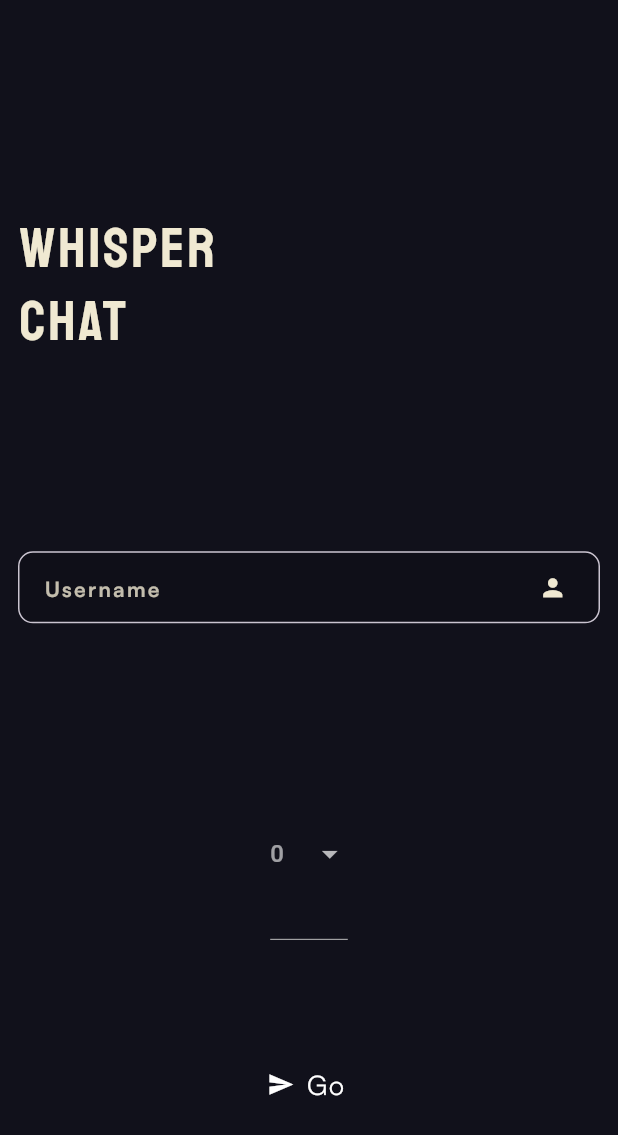
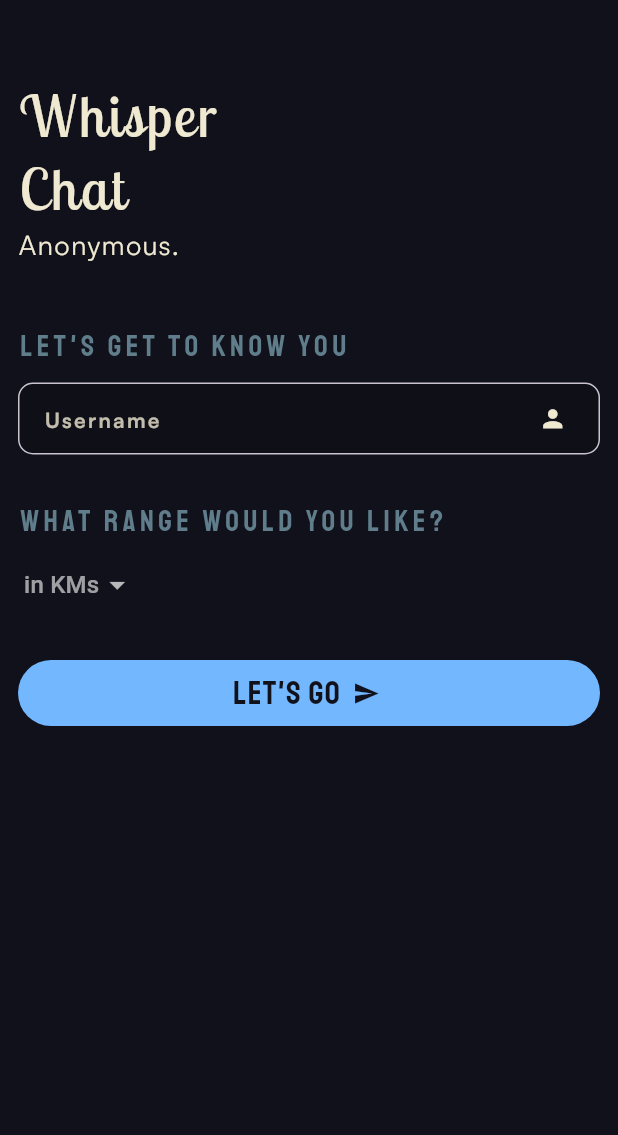
Before and after one commit to schmeekygeek/whisper-chat, a Flutter app: the Takeoff screen opened directly, on a phone screen of 412 x 824 dp. Shown: the top 1135 px of the screen. Run offline on Flutter 3.47's test engine with Material 3 defaults, Android fonts, the phone set to English and light mode, and no system bars; drawn by our look-alikes of animated_text_kit; our stand-ins replace geolocator; network calls fail.

Commit message:
major ui overhaul

```diff
--- a/lib/pages/takeoff.dart
+++ b/lib/pages/takeoff.dart
@@ -1,6 +1,6 @@
+import 'package:animated_text_kit/animated_text_kit.dart';
 import 'package:flutter/material.dart';
 import 'package:geolocator/geolocator.dart';
-import 'package:provider/provider.dart';
 import 'package:whisper_chat/providers/theme_model.dart';
 
 import '../shared/dialogs.dart';
@@ -17,7 +17,7 @@ class Takeoff extends StatefulWidget {
 
 class _TakeoffState extends State<Takeoff> {
 
-  late String _username;
+  String _username = '';
   int _range = 0;
 
   @override
@@ -25,21 +25,59 @@ class _TakeoffState extends State<Takeoff> {
     return Scaffold(
       body: Padding(
         padding: const EdgeInsets.all(12),
-        child: Column(
+        child: ListView(
           children: [
-            Expanded(
-              flex: 4,
-              child: Align(
+            const SizedBox(
+              height: 40,
+            ),
+            Align(
               alignment: Alignment.centerLeft,
               child: Text(
-                  'WHISPER\nCHAT',
-                  style: Theme.of(context).textTheme.headlineMedium,
+                'Whisper\nChat',
+                style: Theme.of(context).textTheme.headlineMedium!.copyWith(
+                  fontFamily: 'LobsterTwo',
                 ),
               ),
             ),
-            Expanded(
-              flex: 2,
-              child: TextFormField(
+            Align(
+              alignment: Alignment.centerLeft,
+              child: AnimatedTextKit(
+                displayFullTextOnTap: true,
+                pause: const Duration(milliseconds: 1500),
+                repeatForever: true,
+                animatedTexts: [
+                  TyperAnimatedText(
+                    'Anonymous.',
+                  ),
+                  TyperAnimatedText(
+                    'Safe.',
+                  ),
+                  TyperAnimatedText(
+                    'Easy.',
+                  ),
+                  TyperAnimatedText(
+                    'Fast.',
+                  ),
+                ],
+              ),
+            ),
+            const SizedBox(
+              height: 40,
+            ),
+            const Text(
+              'Let\'s get to know you',
+              textAlign: TextAlign.left,
+              style: TextStyle(
+                fontFamily: 'Staatliches',
+                fontSize: 20,
+                letterSpacing: 3,
+                color: Colors.blueGrey,
+              ),
+            ),
+            const SizedBox(
+              height: 10,
+            ),
+            TextFormField(
               autofillHints: const [
                 AutofillHints.username,
               ],
@@ -64,10 +102,27 @@ class _TakeoffState extends State<Takeoff> {
                 return null;
               },
             ),
+            const SizedBox(
+              height: 30,
             ),
-            Expanded(
-              child: DropdownButton(
-                hint: Text('$_range'),
+            const Text(
+              'What range would you like?',
+              textAlign: TextAlign.left,
+              style: TextStyle(
+                fontFamily: 'Staatliches',
+                fontSize: 20,
+                letterSpacing: 3,
+                color: Colors.blueGrey,
+              ),
+            ),
+            DropdownButton(
+              elevation: 3,
+              hint: const Text('in KMs'),
+              underline: const SizedBox(),
+              borderRadius: const BorderRadius.all(
+                Radius.circular(8),
+              ),
+              padding: const EdgeInsets.all(4),
               items: const [
                 DropdownMenuItem(
                   value: 10,
@@ -81,14 +136,28 @@ class _TakeoffState extends State<Takeoff> {
                   value: 100,
                   child: Text('100'),
                 ),
+                DropdownMenuItem(
+                  value: 500,
+                  child: Text('500'),
+                ),
               ],
               onChanged: (value) => _range = value!,
             ),
+            const SizedBox(
+              height: 20,
             ),
-            Expanded(
-              flex: 2,
-              child: TextButton.icon(
-                label: const Text('Go'),
+            TextButton.icon(
+              style: const ButtonStyle(
+                backgroundColor: MaterialStatePropertyAll(Dark.blue),
+              ),
+              icon: const Text(
+                'LET\'S GO',
+                style: TextStyle(
+                  color: Dark.crust,
+                  fontFamily: 'Staatliches',
+                  fontSize: 22,
+                ),
+              ),
               onPressed: () async {
                 Position position;
                 try {
@@ -97,10 +166,12 @@ class _TakeoffState extends State<Takeoff> {
                   print(position.longitude);
                 } catch (e) {
                   if (!context.mounted) return;
-                    showTraceDialog(context, Exception(e));
+                  showErrorDialog(context, e.toString());
                 }
               },
-                icon: const Icon(Icons.send)
+              label: const Icon(
+                Icons.send,
+                color: Dark.crust,
               ),
             ),
           ],
```
Lines whose indentation alone changed are shown as unchanged.
